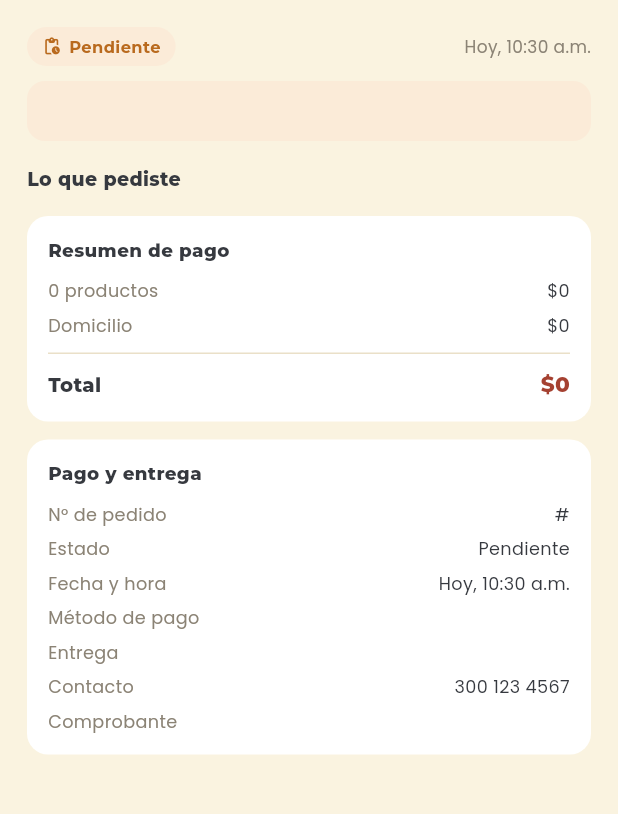
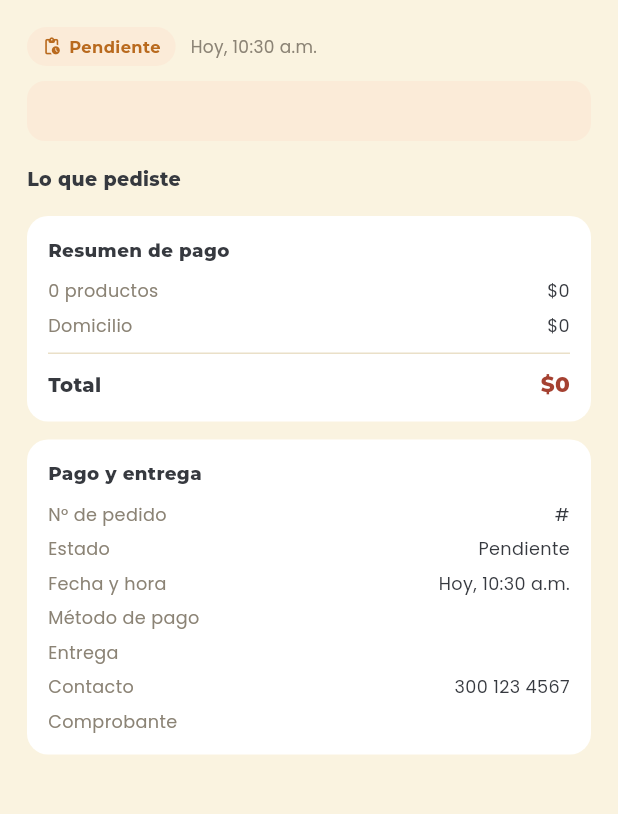
Before and after one commit to lkarimex27-dotcom/App_El-parche-mini-Burguer, a Flutter app: the OrderDetailScreen screen opened directly with empty values, on a phone screen of 412 x 824 dp, the part 84-898 px from its top. Run offline on Flutter 3.47's test engine with Material 3 defaults, Android fonts, the light colour scheme and no system bars; our stand-ins replace file_picker, font_awesome_flutter, google_fonts, image_picker; network calls fail.

Commit message:
udpate module cliente

```diff
--- a/lib/admin/screens/admin_pedido_detalle_screen.dart
+++ b/lib/admin/screens/admin_pedido_detalle_screen.dart
@@ -46,10 +46,17 @@ class AdminPedidoDetalleScreen extends StatelessWidget {
                 Row(
                   children: [
                     Flexible(child: OrderStatusBadge(status: pedido.status)),
-                    const Spacer(),
-                    Text(pedido.fechaTexto,
+                    const SizedBox(width: 10),
+                    Flexible(
+                      child: Text(
+                        pedido.fechaTexto,
+                        textAlign: TextAlign.right,
+                        maxLines: 1,
+                        overflow: TextOverflow.ellipsis,
                         style: AppTextStyles.body(
-                            size: 11.5, color: AppColors.muted)),
+                            size: 11.5, color: AppColors.muted),
+                      ),
+                    ),
                   ],
                 ),
                 if (pedido.note != null) ...[
--- a/lib/models/product.dart
+++ b/lib/models/product.dart
@@ -116,28 +116,14 @@ class Product {
 // producto. Los que no tienen foto adecuada van con imageUrl vacío: la
 // tarjeta muestra el ícono de su categoría hasta que llegue la foto real
 // del negocio a assets/images/<id>.jpg.
-const _burgerClasica =
-    'https://images.unsplash.com/photo-1568901346375-23c9450c58cd?w=700&q=80';
 const _burgerDoble =
     'https://images.unsplash.com/photo-1572802419224-296b0aeee0d9?w=700&q=80';
-const _burgerPollo =
-    'https://images.unsplash.com/photo-1606755962773-d324e0a13086?w=700&q=80';
-const _burgerTocineta =
-    'https://images.unsplash.com/photo-1586190848861-99aa4a171e90?w=700&q=80';
 const _burgerSencilla =
     'https://images.unsplash.com/photo-1571091718767-18b5b1457add?w=700&q=80';
 const _miniBurgers =
     'https://images.unsplash.com/photo-1521305916504-4a1121188589?w=700&q=80';
-const _perroDoble =
-    'https://images.unsplash.com/photo-1612392061787-2d078b3e573c?w=700&q=80';
-const _perroCargado =
-    'https://images.unsplash.com/photo-1619740455993-9e612b1af08a?w=700&q=80';
-const _perroConQueso =
-    'https://images.unsplash.com/photo-1541214113241-21578d2d9b62?w=700&q=80';
 const _papasFritas =
     'https://images.unsplash.com/photo-1541592106381-b31e9677c0e5?w=700&q=80';
-const _chuzoConPapas =
-    'https://images.unsplash.com/photo-1603360946369-dc9bb6258143?w=700&q=80';
 
 const String _salsasAlGusto = 'Salsas al gusto';
 const String _ensalada = 'Ensalada: repollo o lechuga';
@@ -150,7 +136,7 @@ const List<Product> demoProducts = [
     id: 'mini_burguer',
     name: 'Mini Burguer',
     category: 'Hamburguesas',
-    imageAsset: 'assets/images/mini_burguer.jpg',
+    imageAsset: '',
     imageUrl: _miniBurgers,
     price: 12500,
     description: 'La mini de siempre. Puedes pedirla con queso o con tocineta.',
@@ -168,7 +154,7 @@ const List<Product> demoProducts = [
     id: 'hamburguesa_sencilla',
     name: 'Hamburguesa Sencilla',
     category: 'Hamburguesas',
-    imageAsset: 'assets/images/hamburguesa_sencilla.jpg',
+    imageAsset: '',
     imageUrl: _burgerSencilla,
     price: 14500,
     description: 'Pan, ensalada, ripio de papa y carne.',
@@ -178,8 +164,8 @@ const List<Product> demoProducts = [
     id: 'hamburguesa_tradicional_o',
     name: 'Hamburguesa Tradicional (queso o tocineta)',
     category: 'Hamburguesas',
-    imageAsset: 'assets/images/hamburguesa_tradicional_o.jpg',
-    imageUrl: _burgerClasica,
+    imageAsset: 'assets/images/tradicional.jpg',
+    imageUrl: '',
     price: 15500,
     description: 'La tradicional con queso o con tocineta, tú eliges.',
     ingredientes: [
@@ -202,8 +188,8 @@ const List<Product> demoProducts = [
     id: 'hamburguesa_tradicional_y',
     name: 'Hamburguesa Tradicional (queso y tocineta)',
     category: 'Hamburguesas',
-    imageAsset: 'assets/images/hamburguesa_tradicional_y.jpg',
-    imageUrl: _burgerTocineta,
+    imageAsset: 'assets/images/tradicional.jpg',
+    imageUrl: '',
     price: 16000,
     description: 'La tradicional con queso y tocineta.',
     ingredientes: [
@@ -220,7 +206,7 @@ const List<Product> demoProducts = [
     id: 'hamburguesa_doble',
     name: 'Hamburguesa Doble',
     category: 'Hamburguesas',
-    imageAsset: 'assets/images/hamburguesa_doble.jpg',
+    imageAsset: '',
     imageUrl: _burgerDoble,
     price: 18500,
     description: 'Doble carne, doble queso y doble tocineta.',
@@ -239,7 +225,7 @@ const List<Product> demoProducts = [
     id: 'hamburguesa_triple',
     name: 'Hamburguesa Triple',
     category: 'Hamburguesas',
-    imageAsset: 'assets/images/hamburguesa_triple.jpg',
+    imageAsset: '',
     imageUrl: '',
     price: 20500,
     description: 'Triple carne, triple queso y triple tocineta.',
@@ -257,7 +243,7 @@ const List<Product> demoProducts = [
     id: 'hamburguesa_atun_queso',
     name: 'Hamburguesa de Atún y Queso',
     category: 'Hamburguesas',
-    imageAsset: 'assets/images/hamburguesa_atun_queso.jpg',
+    imageAsset: '',
     imageUrl: '',
     price: 17500,
     description: 'Con atún y queso.',
@@ -274,8 +260,8 @@ const List<Product> demoProducts = [
     id: 'hamburguesa_pollo',
     name: 'Hamburguesa de Pollo',
     category: 'Hamburguesas',
-    imageAsset: 'assets/images/hamburguesa_pollo.jpg',
-    imageUrl: _burgerPollo,
+    imageAsset: 'assets/images/burguer de pollo.jpg',
+    imageUrl: '',
     price: 17500,
     description: 'Carne de pollo con queso y tocineta.',
     ingredientes: [
@@ -291,7 +277,7 @@ const List<Product> demoProducts = [
     id: 'hamburguesa_mixta',
     name: 'Hamburguesa Mixta',
     category: 'Hamburguesas',
-    imageAsset: 'assets/images/hamburguesa_mixta.jpg',
+    imageAsset: '',
     imageUrl: '',
     price: 20000,
     description: 'Pechuga y carne de hamburguesa juntas.',
@@ -311,7 +297,7 @@ const List<Product> demoProducts = [
     id: 'hamburguesa_premium_casa',
     name: 'Hamburguesa Premium Casa',
     category: 'Hamburguesas',
-    imageAsset: 'assets/images/hamburguesa_premium_casa.jpg',
+    imageAsset: '',
     imageUrl: '',
     price: 21000,
     description: 'Carne artesanal con huevo entero.',
@@ -334,7 +320,7 @@ const List<Product> demoProducts = [
     id: 'arepa_burger_sencilla',
     name: 'Arepa Burger Sencilla',
     category: 'Arepas',
-    imageAsset: 'assets/images/arepa_burger_sencilla.jpg',
+    imageAsset: '',
     imageUrl: '',
     price: 14000,
     description: 'Arepa tela con carne de hamburguesa, queso y tocineta.',
@@ -350,7 +336,7 @@ const List<Product> demoProducts = [
     id: 'arepa_burger_especial',
     name: 'Arepa Burger Especial',
     category: 'Arepas',
-    imageAsset: 'assets/images/arepa_burger_especial.jpg',
+    imageAsset: '',
     imageUrl: '',
     price: 15000,
     description: 'La arepa burger con ensalada y ripio.',
@@ -368,7 +354,7 @@ const List<Product> demoProducts = [
     id: 'arepa_desmechada',
     name: 'Arepa Desmechada',
     category: 'Arepas',
-    imageAsset: 'assets/images/arepa_desmechada.jpg',
+    imageAsset: '',
     imageUrl: '',
     price: 18000,
     description: 'Carne desmechada mixta de pollo, res y cerdo.',
@@ -385,7 +371,7 @@ const List<Product> demoProducts = [
     id: 'arepa_gourmet',
     name: 'Arepa Gourmet',
     category: 'Arepas',
-    imageAsset: 'assets/images/arepa_gourmet.jpg',
+    imageAsset: '',
     imageUrl: '',
     price: 18000,
     description: 'Trocitos de pollo, cerdo, jamón y maicitos.',
@@ -403,7 +389,7 @@ const List<Product> demoProducts = [
     id: 'arepa_mixta_rellena',
     name: 'Arepa Mixta (Rellena)',
     category: 'Arepas',
-    imageAsset: 'assets/images/arepa_mixta_rellena.jpg',
+    imageAsset: 'assets/images/arepa rellena.jpg',
     imageUrl: '',
     price: 18000,
     description: 'Arepa rellena de carne mixta desmechada.',
@@ -421,8 +407,8 @@ const List<Product> demoProducts = [
     id: 'chuzo_pollo_cerdo',
     name: 'Chuzo de Pollo o Cerdo',
     category: 'Chuzos',
-    imageAsset: 'assets/images/chuzo_pollo_cerdo.jpg',
-    imageUrl: _chuzoConPapas,
+    imageAsset: 'assets/images/chuzo de pollo.jpg',
+    imageUrl: '',
     price: 19000,
     description: 'Con ensalada, papas a la francesa y arepa con queso.',
     ingredientes: [
@@ -445,7 +431,7 @@ const List<Product> demoProducts = [
     id: 'patacon_mixto',
     name: 'Patacón Mixto',
     category: 'Patacones',
-    imageAsset: 'assets/images/patacon_mixto.jpg',
+    imageAsset: 'assets/images/patacon.jpg',
     imageUrl: '',
     price: 18000,
     description: 'Pollo, cerdo y res con tocineta y queso.',
@@ -462,7 +448,7 @@ const List<Product> demoProducts = [
     id: 'patacon_ranchero',
     name: 'Patacón Ranchero',
     category: 'Patacones',
-    imageAsset: 'assets/images/patacon_ranchero.jpg',
+    imageAsset: 'assets/images/patacon ranchero.jpg',
     imageUrl: '',
     price: 18000,
     description: 'Pollo, cerdo y res con salchicha ranchera.',
@@ -481,7 +467,7 @@ const List<Product> demoProducts = [
     id: 'perra_pequena',
     name: 'Perra Pequeña',
     category: 'Perras',
-    imageAsset: 'assets/images/perra_pequena.jpg',
+    imageAsset: 'assets/images/perra.jpg',
     imageUrl: '',
     price: 14500,
     description: 'Queso, tocineta, ensalada y ripio.',
@@ -498,7 +484,7 @@ const List<Product> demoProducts = [
     id: 'gran_perra',
     name: 'Gran Perra',
     category: 'Perras',
-    imageAsset: 'assets/images/gran_perra.jpg',
+    imageAsset: 'assets/images/perra.jpg',
     imageUrl: '',
     price: 15500,
     description: 'Queso, tocineta, ensalada y ripio.',
@@ -515,7 +501,7 @@ const List<Product> demoProducts = [
     id: 'super_perra',
     name: 'Súper Perra',
     category: 'Perras',
-    imageAsset: 'assets/images/super_perra.jpg',
+    imageAsset: 'assets/images/perra.jpg',
     imageUrl: '',
     price: 17500,
     description: 'Con doble tocineta.',
@@ -535,7 +521,7 @@ const List<Product> demoProducts = [
     id: 'mini_perrito_y',
     name: 'Mini Perrito (queso y tocineta)',
     category: 'Perros',
-    imageAsset: 'assets/images/mini_perrito_y.jpg',
+    imageAsset: 'assets/images/perro.jpg',
     imageUrl: '',
     price: 13000,
     description: 'Mini perrito con queso y tocineta.',
@@ -552,7 +538,7 @@ const List<Product> demoProducts = [
     id: 'mini_perrito_o',
     name: 'Mini Perrito (queso o tocineta)',
     category: 'Perros',
-    imageAsset: 'assets/images/mini_perrito_o.jpg',
+    imageAsset: 'assets/images/perro.jpg',
     imageUrl: '',
     price: 12500,
     description:
@@ -568,8 +554,8 @@ const List<Product> demoProducts = [
     id: 'perro_mediano_y',
     name: 'Perro Mediano (queso y tocineta)',
     category: 'Perros',
-    imageAsset: 'assets/images/perro_mediano_y.jpg',
-    imageUrl: _perroDoble,
+    imageAsset: 'assets/images/perro.jpg',
+    imageUrl: '',
     price: 14500,
     description: 'Perro mediano con queso y tocineta. Incluye salsas al gusto.',
   ),
@@ -577,7 +563,7 @@ const List<Product> demoProducts = [
     id: 'perro_mediano_o',
     name: 'Perro Mediano (queso o tocineta)',
     category: 'Perros',
-    imageAsset: 'assets/images/perro_mediano_o.jpg',
+    imageAsset: 'assets/images/perro.jpg',
     imageUrl: '',
     price: 14000,
     description:
@@ -593,8 +579,8 @@ const List<Product> demoProducts = [
     id: 'gran_perro_y',
     name: 'Gran Perro (queso y tocineta)',
     category: 'Perros',
-    imageAsset: 'assets/images/gran_perro_y.jpg',
-    imageUrl: _perroConQueso,
+    imageAsset: 'assets/images/perro.jpg',
+    imageUrl: '',
     price: 15500,
     description: 'Gran perro con queso y tocineta. Incluye salsas al gusto.',
     destacado: true,
@@ -603,7 +589,7 @@ const List<Product> demoProducts = [
     id: 'gran_perro_o',
     name: 'Gran Perro (queso o tocineta)',
     category: 'Perros',
-    imageAsset: 'assets/images/gran_perro_o.jpg',
+    imageAsset: 'assets/images/perro.jpg',
     imageUrl: '',
     price: 15000,
     description:
@@ -619,8 +605,8 @@ const List<Product> demoProducts = [
     id: 'super_perro_y',
     name: 'Súper Perro (queso y tocineta)',
     category: 'Perros',
-    imageAsset: 'assets/images/super_perro_y.jpg',
-    imageUrl: _perroCargado,
+    imageAsset: 'assets/images/perro.jpg',
+    imageUrl: '',
     price: 17500,
     description: 'Súper perro con queso y tocineta. Incluye salsas al gusto.',
   ),
@@ -630,7 +616,7 @@ const List<Product> demoProducts = [
     id: 'salchipapa_mega_tradicional',
     name: 'Mega Tradicional',
     category: 'Salchipapas',
-    imageAsset: 'assets/images/salchipapa_mega_tradicional.jpg',
+    imageAsset: '',
     imageUrl: '',
     price: 20000,
     description: 'Con carne de hamburguesa picada y nugget de pollo.',
@@ -649,7 +635,7 @@ const List<Product> demoProducts = [
     id: 'salchipapa_especial',
     name: 'Especial',
     category: 'Salchipapas',
-    imageAsset: 'assets/images/salchipapa_especial.jpg',
+    imageAsset: 'assets/images/salchipapas especial.png',
     imageUrl: '',
     price: 16000,
     description: 'Con queso, tocineta y nugget de pollo.',
@@ -666,7 +652,7 @@ const List<Product> demoProducts = [
     id: 'salchipapa_sencilla',
     name: 'Sencilla',
     category: 'Salchipapas',
-    imageAsset: 'assets/images/salchipapa_sencilla.jpg',
+    imageAsset: '',
     imageUrl: _papasFritas,
     price: 13000,
     description: 'Papas, salchicha, huevo de codorniz y nugget de pollo.',
@@ -681,7 +667,7 @@ const List<Product> demoProducts = [
     id: 'salchipapa_especial_gourmet',
     name: 'Especial Gourmet',
     category: 'Salchipapas',
-    imageAsset: 'assets/images/salchipapa_especial_gourmet.jpg',
+    imageAsset: '',
     imageUrl: '',
     price: 20500,
     description: 'Tamaño personal. Con queso o con tocineta, tú eliges.',
@@ -706,7 +692,7 @@ const List<Product> demoProducts = [
     id: 'salchipapa_mega_gourmet',
     name: 'Mega Gourmet',
     category: 'Salchipapas',
-    imageAsset: 'assets/images/salchipapa_mega_gourmet.jpg',
+    imageAsset: '',
     imageUrl: '',
     price: 23000,
     description: 'La gourmet grande, con queso o con tocineta.',
@@ -731,7 +717,7 @@ const List<Product> demoProducts = [
     id: 'salchipapa_mega_gourmet_qy',
     name: 'Mega Gourmet (queso y tocineta)',
     category: 'Salchipapas',
-    imageAsset: 'assets/images/salchipapa_mega_gourmet_qy.jpg',
+    imageAsset: '',
     imageUrl: '',
     price: 27000,
     description: 'La mega gourmet con queso y tocineta.',
@@ -751,7 +737,7 @@ const List<Product> demoProducts = [
     id: 'salchipapa_super_gourmet',
     name: 'Súper Gourmet',
     category: 'Salchipapas',
-    imageAsset: 'assets/images/salchipapa_super_gourmet.jpg',
+    imageAsset: 'assets/images/super gourmet.jpg',
     imageUrl: '',
     price: 33000,
     description: 'La Mega Gourmet más carne desmechada mixta.',
@@ -769,7 +755,7 @@ const List<Product> demoProducts = [
     id: 'gaseosa_pequena',
     name: 'Gaseosa pequeña',
     category: 'Bebidas',
-    imageAsset: 'assets/images/gaseosa_pequena.jpg',
+    imageAsset: '',
     imageUrl: '',
     price: 2600,
     description: 'Gaseosa pequeña.',
@@ -786,7 +772,7 @@ const List<Product> demoProducts = [
     id: 'mr_tea',
     name: 'Mr Tea',
     category: 'Bebidas',
-    imageAsset: 'assets/images/mr_tea.jpg',
+    imageAsset: '',
     imageUrl: '',
     price: 3500,
     description: 'Té Mr Tea.',
@@ -800,7 +786,7 @@ const List<Product> demoProducts = [
     id: 'gaseosa_flexi_400',
     name: 'Gaseosa Flexi 400 ml',
     category: 'Bebidas',
-    imageAsset: 'assets/images/gaseosa_flexi_400.jpg',
+    imageAsset: '',
     imageUrl: '',
     price: 4000,
     description: 'Presentación de 400 ml.',
@@ -822,7 +808,7 @@ const List<Product> demoProducts = [
     id: 'gaseosa_postobon_1_5',
     name: 'Gaseosa Postobón 1.5 L',
     category: 'Bebidas',
-    imageAsset: 'assets/images/gaseosa_postobon_1_5.jpg',
+    imageAsset: '',
     imageUrl: '',
     price: 6000,
     description: 'Presentación de 1.5 litros.',
@@ -842,7 +828,7 @@ const List<Product> demoProducts = [
     id: 'gaseosa_2_litros',
     name: 'Gaseosa 2 litros',
     category: 'Bebidas',
-    imageAsset: 'assets/images/gaseosa_2_litros.jpg',
+    imageAsset: '',
     imageUrl: '',
     price: 7500,
     description: 'Presentación de 2 litros.',
@@ -861,7 +847,7 @@ const List<Product> demoProducts = [
     id: 'coca_cola_1_5',
     name: 'Coca-Cola 1.5 L',
     category: 'Bebidas',
-    imageAsset: 'assets/images/coca_cola_1_5.jpg',
+    imageAsset: '',
     imageUrl: '',
     price: 7500,
     description: 'Presentación de 1.5 litros.',
@@ -872,7 +858,7 @@ const List<Product> demoProducts = [
     id: 'hit_litro',
     name: 'Hit de litro',
     category: 'Bebidas',
-    imageAsset: 'assets/images/hit_litro.jpg',
+    imageAsset: '',
     imageUrl: '',
     price: 6000,
     description: 'Marca Postobón.',
@@ -883,7 +869,7 @@ const List<Product> demoProducts = [
     id: 'econolitro_postobon',
     name: 'Econolitro Postobón',
     category: 'Bebidas',
-    imageAsset: 'assets/images/econolitro_postobon.jpg',
+    imageAsset: '',
     imageUrl: '',
     price: 4500,
     description: 'Econolitro Postobón.',
@@ -894,7 +880,7 @@ const List<Product> demoProducts = [
     id: 'econolitro_coca_cola',
     name: 'Econolitro Coca-Cola',
     category: 'Bebidas',
-    imageAsset: 'assets/images/econolitro_coca_cola.jpg',
+    imageAsset: '',
     imageUrl: '',
     price: 6000,
     description: 'Econolitro Coca-Cola.',
@@ -929,10 +915,13 @@ List<Product> get productosDestacados =>
 /// Primer producto de una categoría — se usa como foto de portada de la
 /// categoría en el selector, así no hay que cargar imágenes aparte.
 Product? portadaDeCategoria(String categoria) {
-  for (final p in demoProducts) {
-    if (p.category == categoria) return p;
+  final deLaCategoria = productosDeCategoria(categoria);
+  if (deLaCategoria.isEmpty) return null;
+  // Primero uno con foto propia del negocio; si ninguno tiene, el primero.
+  for (final p in deLaCategoria) {
+    if (p.imageAsset.isNotEmpty) return p;
   }
-  return null;
+  return deLaCategoria.first;
 }
 
 /// Busca un producto por id (útil para el carrito y los pedidos).
--- a/lib/screens/order_detail_screen.dart
+++ b/lib/screens/order_detail_screen.dart
@@ -29,10 +29,20 @@ class OrderDetailScreen extends StatelessWidget {
         children: [
           Row(
             children: [
-              OrderStatusBadge(status: order.status),
-              const Spacer(),
-              Text(order.fechaTexto,
-                  style: AppTextStyles.body(size: 11.5, color: AppColors.muted)),
+              Flexible(child: OrderStatusBadge(status: order.status)),
+              const SizedBox(width: 10),
+              // La hora cambia de ancho según el día ("9:05 a.m." vs
+              // "12:05 p.m."), así que se deja encoger en vez de desbordar.
+              Flexible(
+                child: Text(
+                  order.fechaTexto,
+                  textAlign: TextAlign.right,
+                  maxLines: 1,
+                  overflow: TextOverflow.ellipsis,
+                  style:
+                      AppTextStyles.body(size: 11.5, color: AppColors.muted),
+                ),
+              ),
             ],
           ),
           if (order.note != null) ...[
--- a/lib/widgets/app_image.dart
+++ b/lib/widgets/app_image.dart
@@ -32,6 +32,14 @@ class AppImage extends StatelessWidget {
 
   @override
   Widget build(BuildContext context) {
+    // Sin foto propia se pasa derecho al respaldo: Image.asset('') revienta.
+    if (assetPath.isEmpty) {
+      final respaldo = _buildNetwork();
+      return borderRadius == null
+          ? respaldo
+          : ClipRRect(borderRadius: borderRadius!, child: respaldo);
+    }
+
     final Widget image = Image.asset(
       assetPath,
       width: width,
```
Also changed, not shown: pubspec.yaml (+20 -0 lines), assets/icon/app_icon.png (added), assets/icon/app_icon_background.png (added), assets/icon/app_icon_foreground.png (added), assets/images/arepa rellena.jpg (added), assets/images/burguer de pollo.jpg (added), assets/images/chuzo de cerdo.jpg (added), assets/images/chuzo de pollo.jpg (added), assets/images/patacon ranchero.jpg (added), assets/images/patacon.jpg (added), assets/images/perra.jpg (added), assets/images/perro.jpg (added), assets/images/salchipapas especial.png (added), assets/images/super gourmet.jpg (added), 2 more files, 50 other files.
